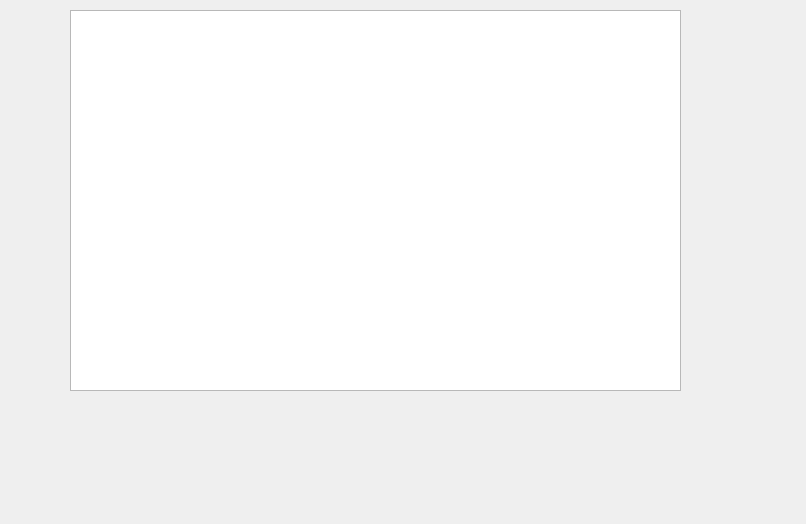
This is adminlistproducts.ui in mhortis/Eshop_QT as Qt 5 draws it before an edit. The edited form follows.
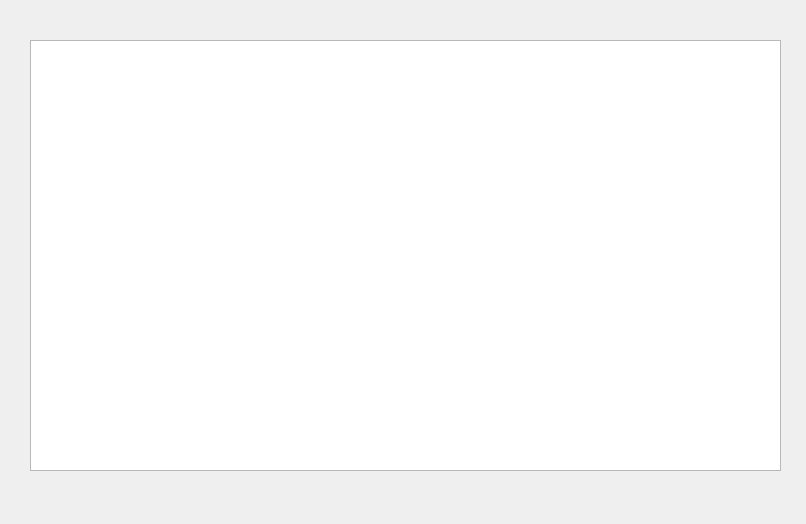
This is the edited form.

What changed in the file:
```diff
--- a/adminlistproducts.ui
+++ b/adminlistproducts.ui
@@ -16,12 +16,24 @@
   <widget class="QTableWidget" name="tableWidget">
    <property name="geometry">
     <rect>
-     <x>70</x>
-     <y>10</y>
-     <width>611</width>
-     <height>381</height>
+     <x>30</x>
+     <y>40</y>
+     <width>751</width>
+     <height>431</height>
     </rect>
    </property>
+   <property name="editTriggers">
+    <set>QAbstractItemView::NoEditTriggers</set>
+   </property>
+   <property name="alternatingRowColors">
+    <bool>true</bool>
+   </property>
+   <property name="selectionBehavior">
+    <enum>QAbstractItemView::SelectRows</enum>
+   </property>
+   <property name="sortingEnabled">
+    <bool>true</bool>
+   </property>
   </widget>
  </widget>
  <resources/>
```
Left out of the diff: 2 changed lines with no effect on the pictures.
